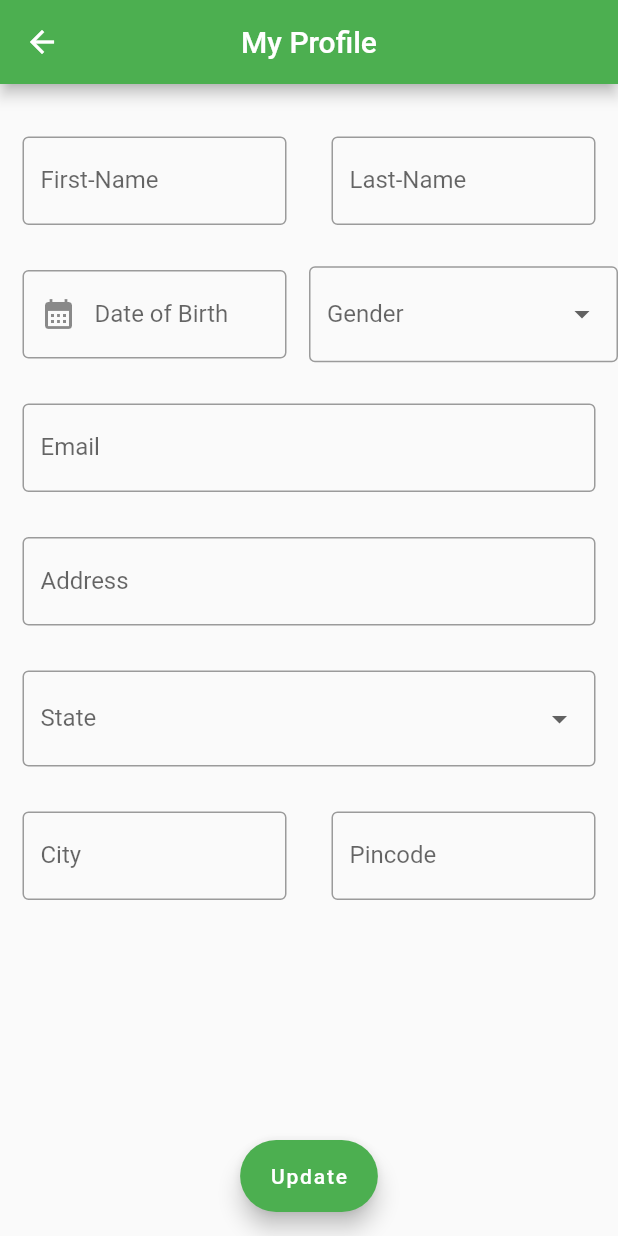
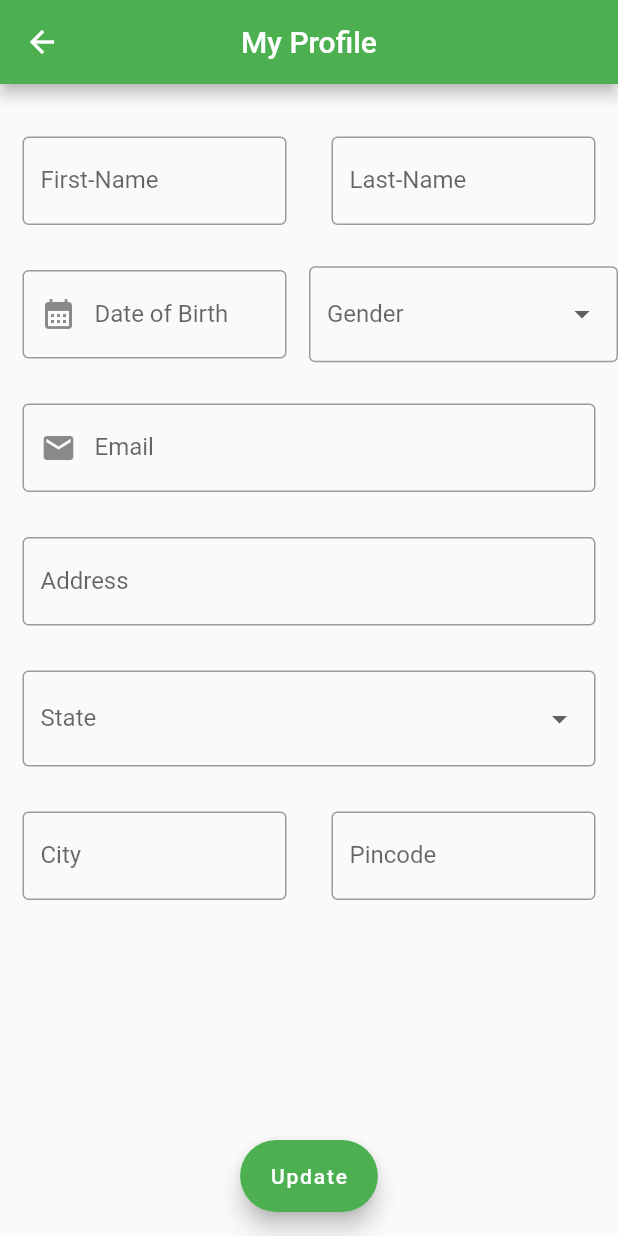
Before and after one commit to Atharvavpel/vcharge, a Flutter app: the EditProfileScreen screen opened directly with empty values, on a phone screen of 412 x 824 dp. Run offline on Flutter 3.47's test engine with Material 2 defaults, Android fonts, the light colour scheme and no system bars; our stand-ins replace curved_navigation_bar, date_picker_timeline, flutter_map, flutter_svg, fluttertoast, font_awesome_flutter and 7 more; missing offline and left inert: latlng, qr_code_scanner; accounts and stored records are empty; network calls fail.

Commit message:
some minute changes

```diff
--- a/lib/view/profileScreen/editProfileScreen.dart
+++ b/lib/view/profileScreen/editProfileScreen.dart
@@ -243,7 +243,10 @@ dynamic selectedState;
                     cursorColor: Colors.green,
                     textAlign: TextAlign.center,
                     decoration: const InputDecoration(
-                        label: Text("Email"), border: OutlineInputBorder()),
+                        label: Text("Email"),
+                        border: OutlineInputBorder(),
+                        prefixIcon: Icon(Icons.email),
+                    ),
                     controller: emailController,
                   ),
                 ),
--- a/lib/view/stationsSpecificDetails/widgets/reservePopup.dart
+++ b/lib/view/stationsSpecificDetails/widgets/reservePopup.dart
@@ -87,7 +87,7 @@ class ReservePopUpState extends State<ReservePopUp> {
     return Padding(
       padding: EdgeInsets.all(MediaQuery.of(context).size.width * 0.04),
       child: Container(
-        height: MediaQuery.of(context).size.height * 0.65,
+        height: MediaQuery.of(context).size.height * 0.75,
         child: Column(
           mainAxisAlignment: MainAxisAlignment.spaceEvenly,
           crossAxisAlignment: CrossAxisAlignment.start,
```
Also changed, not shown: lib/view/profileScreen/fetchStateCityPincode.dart (deleted, +0 -30 lines), lib/view/stationsSpecificDetails/stationsSpecificDetails.dart (+10 -6 lines).
